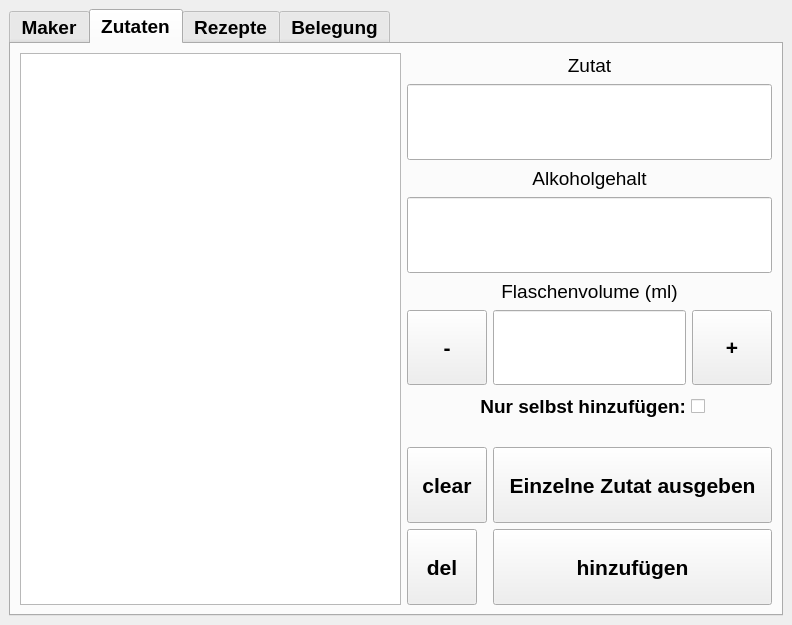
The window that src/ui_elements/cocktailmanager.ui (AndreWohnsland/CocktailBerry) describes before a commit, drawn with Qt 5.
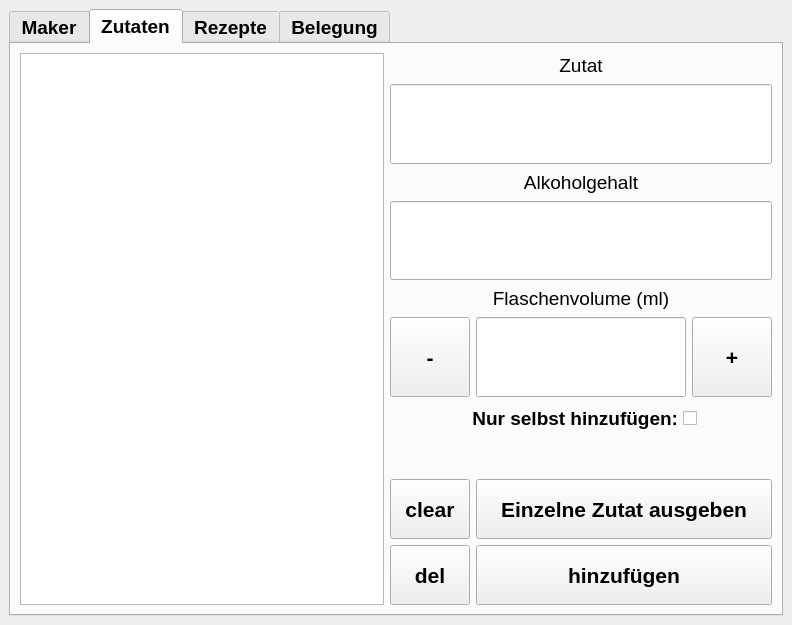
The same window after the commit. The open tabs and pages were chosen to show the change. Custom widgets are drawn as their Qt base class.

Patch:
```diff
--- a/src/ui_elements/cocktailmanager.ui
+++ b/src/ui_elements/cocktailmanager.ui
@@ -1034,7 +1034,7 @@
             <property name="sizeHint" stdset="0">
              <size>
               <width>20</width>
-              <height>20</height>
+              <height>40</height>
              </size>
             </property>
            </spacer>
@@ -1083,7 +1083,7 @@
               </property>
               <property name="font">
                <font>
-                <pointsize>14</pointsize>
+                <pointsize>16</pointsize>
                 <weight>75</weight>
                 <bold>true</bold>
                </font>
@@ -1140,11 +1140,14 @@
             </property>
             <property name="font">
              <font>
-              <pointsize>14</pointsize>
+              <pointsize>16</pointsize>
               <weight>75</weight>
               <bold>true</bold>
              </font>
             </property>
+            <property name="alignment">
+             <set>Qt::AlignCenter</set>
+            </property>
             <property name="cssClass" stdset="0">
              <string>secondary bold</string>
             </property>
@@ -1218,11 +1221,14 @@
             </property>
             <property name="font">
              <font>
-              <pointsize>14</pointsize>
+              <pointsize>16</pointsize>
               <weight>75</weight>
               <bold>true</bold>
              </font>
             </property>
+            <property name="alignment">
+             <set>Qt::AlignCenter</set>
+            </property>
             <property name="cssClass" stdset="0">
              <string>secondary bold</string>
             </property>
@@ -1303,8 +1309,8 @@
             </property>
             <property name="maximumSize">
              <size>
-              <width>70</width>
-              <height>200</height>
+              <width>80</width>
+              <height>60</height>
              </size>
             </property>
             <property name="font">
@@ -1332,8 +1338,8 @@
             </property>
             <property name="maximumSize">
              <size>
-              <width>200</width>
-              <height>200</height>
+              <width>80</width>
+              <height>60</height>
              </size>
             </property>
             <property name="font">
```
Left out of the diff: 12 changed lines with no effect on the pictures.
